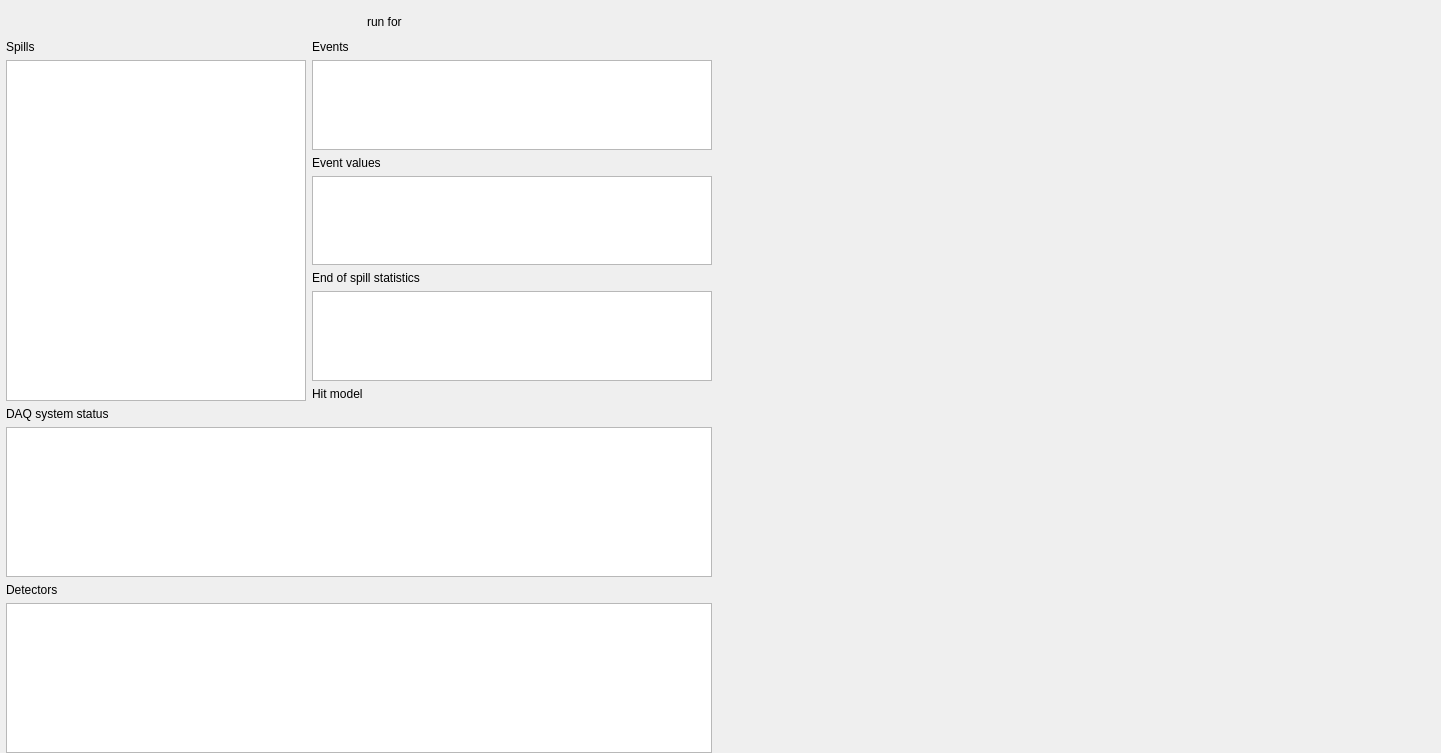
Qt form source/gui/daq/ListModeForm.ui (ess-dmsc/daquiri) before a commit.
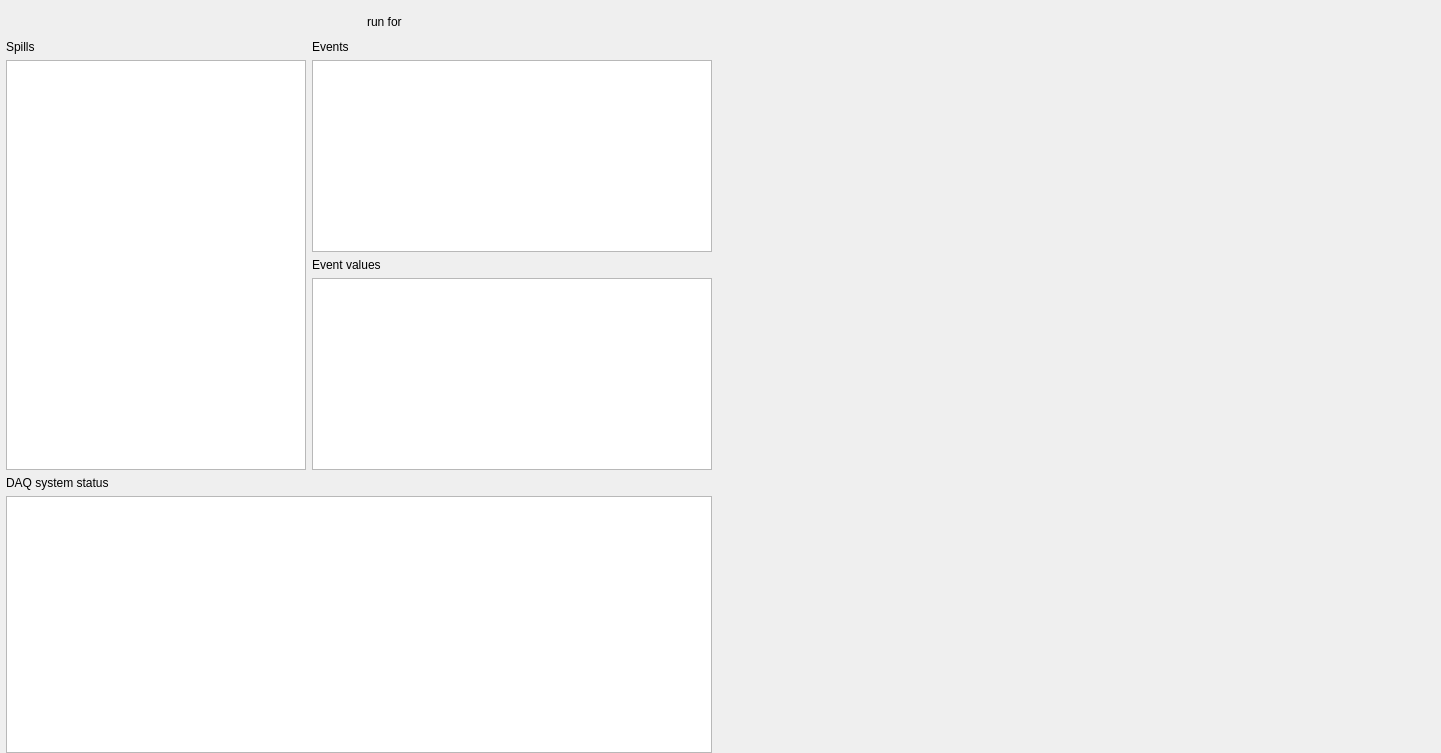
The same form after that commit. Icons and pictures are not drawn. Custom widgets are drawn as their Qt base class.

Commit message: fixed issue with autosaving templates form modified spectra; updates #7'

```diff
--- a/source/gui/daq/ListModeForm.ui
+++ b/source/gui/daq/ListModeForm.ui
@@ -238,39 +238,6 @@
            </property>
           </widget>
          </item>
-         <item>
-          <widget class="QLabel" name="labelStats">
-           <property name="text">
-            <string>End of spill statistics</string>
-           </property>
-          </widget>
-         </item>
-         <item>
-          <widget class="QTableWidget" name="tableStats">
-           <property name="minimumSize">
-            <size>
-             <width>200</width>
-             <height>0</height>
-            </size>
-           </property>
-           <property name="maximumSize">
-            <size>
-             <width>400</width>
-             <height>16777215</height>
-            </size>
-           </property>
-          </widget>
-         </item>
-         <item>
-          <widget class="QLabel" name="labelStatsInfo">
-           <property name="text">
-            <string>Hit model</string>
-           </property>
-           <property name="wordWrap">
-            <bool>true</bool>
-           </property>
-          </widget>
-         </item>
         </layout>
        </item>
       </layout>
@@ -304,35 +271,6 @@
        </property>
       </widget>
      </item>
-     <item>
-      <widget class="QLabel" name="labelDetectors">
-       <property name="text">
-        <string>Detectors</string>
-       </property>
-      </widget>
-     </item>
-     <item>
-      <widget class="QTableView" name="tableDetectors">
-       <property name="sizePolicy">
-        <sizepolicy hsizetype="Preferred" vsizetype="Expanding">
-         <horstretch>0</horstretch>
-         <verstretch>0</verstretch>
-        </sizepolicy>
-       </property>
-       <property name="minimumSize">
-        <size>
-         <width>0</width>
-         <height>150</height>
-        </size>
-       </property>
-       <property name="maximumSize">
-        <size>
-         <width>820</width>
-         <height>16777215</height>
-        </size>
-       </property>
-      </widget>
-     </item>
     </layout>
    </item>
    <item row="0" column="1">
```
The commit also changes 6 other files.
